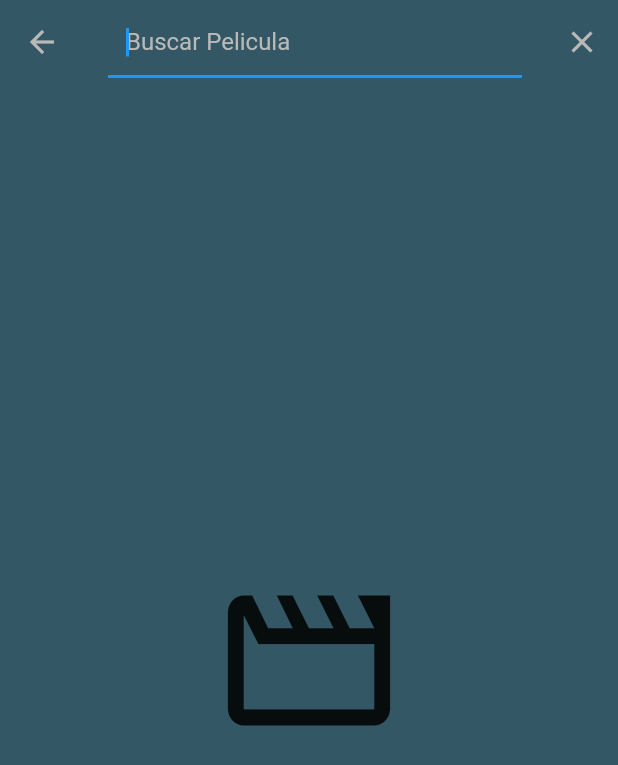
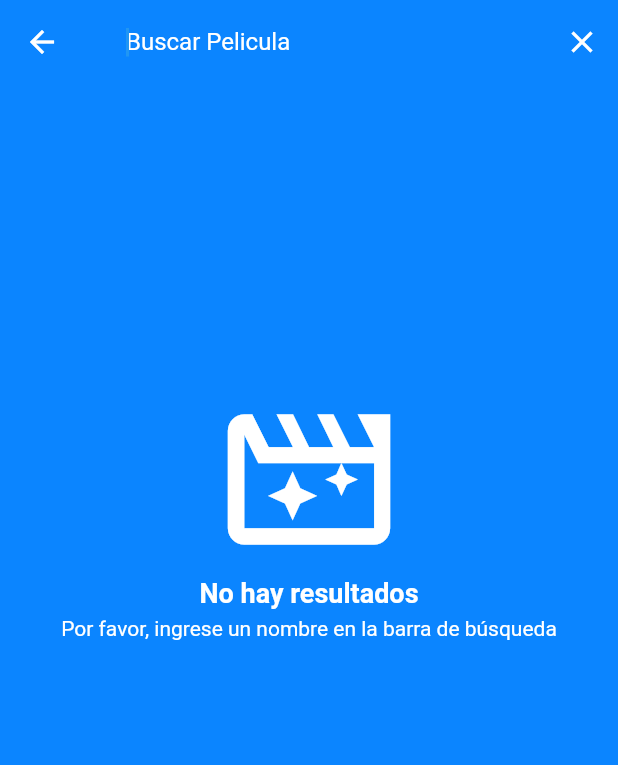
Before and after one commit to cheo1894/my_movie_app, a Flutter app: the screen it shows after launch, after a tap on the "search" icon, on a phone screen of 412 x 824 dp. Shown: the top 765 px of the screen. Run offline on Flutter 3.47's test engine with Material 2 defaults, Android fonts, the phone set to English and light mode, and no system bars; our stand-ins replace carousel_slider; network calls fail.

Commit message:
update 5012023

```diff
--- a/lib/main.dart
+++ b/lib/main.dart
@@ -30,8 +30,8 @@ class MyApp extends StatelessWidget {
   }
 
   ThemeData myTheme() {
-    var textColor = 0xffB9B9B9;
-    var backGroundColor = 0xff335765;
+    var textColor = 0xffffffff;
+    var backGroundColor = 0xff0B85FF;
     return ThemeData(
         primaryColor: Color(backGroundColor),
         textTheme: TextTheme(
--- a/lib/pages/details_screen.dart
+++ b/lib/pages/details_screen.dart
@@ -35,7 +35,7 @@ class DetailsScreen extends StatelessWidget {
                       borderRadius: BorderRadius.circular(30),
                       boxShadow: [
                         BoxShadow(
-                            color: Color(0xFFB9B9B9).withOpacity(0.2),
+                            color: Color(0x000000).withOpacity(0.5),
                             offset: Offset(0, 2),
                             blurRadius: 3)
                       ]),
@@ -108,7 +108,7 @@ class DetailsScreen extends StatelessWidget {
                     children: [
                       CastSlider(movie.id),
                       SizedBox(
-                        height: 10,
+                        height: 20,
                       )
                     ],
                   )),
@@ -126,7 +126,7 @@ class DetailsScreen extends StatelessWidget {
             decoration: BoxDecoration(boxShadow: [
               BoxShadow(color: Color(0xff000000).withOpacity(0.5), offset: Offset(0.5, 1), blurRadius: 3)
             ], color: moviesProvider.cardColor, borderRadius: BorderRadius.circular(18)),
-            child: Center(child: Icon(icon, color: Color(0xffB9B9B9)))),
+            child: Center(child: Icon(icon, color: Colors.white))),
         SizedBox(
           height: 8,
         ),
--- a/lib/pages/home_page.dart
+++ b/lib/pages/home_page.dart
@@ -1,7 +1,6 @@
 import 'package:flutter/material.dart';
 import 'package:my_movie_app/providers/movies_provider.dart';
 import 'package:my_movie_app/search/search_delegate.dart';
-import 'package:my_movie_app/widgets/appbar.dart';
 import 'package:my_movie_app/widgets/card_swipter.dart';
 import 'package:my_movie_app/widgets/movie_slider.dart';
 import 'package:provider/provider.dart';
@@ -66,7 +65,7 @@ class HomePage extends StatelessWidget {
                         nameCategory: 'Proximanete en cines',
                       ),
                       SizedBox(
-                        height: 10,
+                        height: 20,
                       )
                     ],
                   )),
--- a/lib/providers/movies_provider.dart
+++ b/lib/providers/movies_provider.dart
@@ -11,7 +11,7 @@ import 'package:my_movie_app/models/top_rated_response.dart';
 import 'package:my_movie_app/models/upcoming_response.dart';
 
 class MoviesProvider extends ChangeNotifier {
-  Color _cardColor = Color(0xff477A8E);
+  Color _cardColor = Color(0xff0F73D4);
   get cardColor => _cardColor;
   String _api_key = '26f6006b82b2248d6e67631d0e8632ab';
   String _baseUrl = 'api.themoviedb.org';
--- a/lib/search/search_delegate.dart
+++ b/lib/search/search_delegate.dart
@@ -1,35 +1,28 @@
 import 'package:flutter/material.dart';
-import 'package:my_movie_app/models/creditsResponse.dart';
 import 'package:my_movie_app/models/movies.dart';
-import 'package:my_movie_app/models/now_playing_response.dart';
-import 'package:my_movie_app/models/popular_response.dart';
-import 'package:my_movie_app/models/top_rated_response.dart';
-import 'package:my_movie_app/models/upcoming_response.dart';
 import 'package:my_movie_app/providers/movies_provider.dart';
 import 'package:provider/provider.dart';
 
 class MovieSearchDelegate extends SearchDelegate {
   @override
   ThemeData appBarTheme(BuildContext context) {
-    var backgroundColor = Color(0xff335765);
-    var textColor = Color(0xffB9B9B9);
+    var backgroundColor = Color(0xff0B85FF);
+    var textColor = Color(0xffffffff);
     return ThemeData(
       inputDecorationTheme: InputDecorationTheme(
+
+          floatingLabelStyle: TextStyle(color: Colors.red),
           fillColor: backgroundColor,
           hintStyle: TextStyle(color: textColor),
           filled: true,
-          counterStyle: TextStyle(color:  textColor),
+          counterStyle: TextStyle(color: textColor),
+          focusColor: textColor,
+          hoverColor: textColor,
 
-          focusColor: textColor,
-          hoverColor: textColor
-
-
-
-
-
-
-
-          ),
+          focusedBorder:
+              OutlineInputBorder(borderSide: const BorderSide(color: Colors.transparent, )),
+          enabledBorder:
+              OutlineInputBorder(borderSide: const BorderSide(color: Colors.transparent))),
       textTheme: TextTheme(
           caption: TextStyle(color: textColor),
           subtitle1: TextStyle(color: textColor),
@@ -101,9 +94,30 @@ class MovieSearchDelegate extends SearchDelegate {
 Widget _emptyContainer() {
   return Center(
     child: Container(
-      child: Icon(
-        Icons.movie_creation_outlined,
-        size: 130,
+      padding: EdgeInsets.symmetric(horizontal: 15),
+      child: Column(
+        children: [
+          Expanded(
+            child: Container(),
+          ),
+          Icon(
+            Icons.movie_filter_outlined,
+            size: 130,
+            color: Colors.white,
+          ),
+          Text(
+            'No hay resultados',
+            style: TextStyle(fontSize: 18, color: Colors.white, fontWeight: FontWeight.w600),
+          ),
+          SizedBox(
+            height: 5,
+          ),
+          Text('Por favor, ingrese un nombre en la barra de búsqueda'),
+          Expanded(
+            flex: 2,
+            child: Container(),
+          ),
+        ],
       ),
     ),
   );
--- a/lib/widgets/card_swipter.dart
+++ b/lib/widgets/card_swipter.dart
@@ -1,4 +1,3 @@
-import 'package:card_swiper/card_swiper.dart';
 import 'package:flutter/material.dart';
 import 'package:my_movie_app/models/movies.dart';
 import 'package:carousel_slider/carousel_slider.dart';
--- a/lib/widgets/cast_slider.dart
+++ b/lib/widgets/cast_slider.dart
@@ -110,7 +110,7 @@ class _CastCard extends StatelessWidget {
               height: 5,
             ),
             Container(
-              margin: EdgeInsets.only(right: 5),
+              margin: EdgeInsets.only(right: 8),
               width: double.infinity,
               child: Text(
                 actor.name,
@@ -118,7 +118,7 @@ class _CastCard extends StatelessWidget {
                 overflow: TextOverflow.ellipsis,
                 maxLines: 2,
                 style: TextStyle(
-                  color: Color(0xffB9B9B9),
+                  color: Color(0xffffffff),
                 ),
               ),
             )
--- a/lib/widgets/movie_slider.dart
+++ b/lib/widgets/movie_slider.dart
@@ -75,7 +75,7 @@ class _MovieSliderState extends State<MovieSlider> {
                               ),
                             ),
                             SizedBox(
-                              height: 5,
+                              height: 8,
                             ),
                             Container(
                               margin: EdgeInsets.only(right: 5),
@@ -86,7 +86,7 @@ class _MovieSliderState extends State<MovieSlider> {
                                 overflow: TextOverflow.ellipsis,
                                 maxLines: 2,
                                 style: TextStyle(
-                                  color: Color(0xffB9B9B9),
+                                  color: Colors.white,
                                 ),
                               ),
                             )
--- a/pubspec.yaml
+++ b/pubspec.yaml
@@ -37,7 +37,6 @@ dependencies:
   provider: ^6.0.2
 
   http: ^0.13.4
-  card_swiper: ^1.0.4
   carousel_slider: ^4.0.0
 
 dev_dependencies:
```
Also changed, not shown: pubspec.lock, 3 other files.
